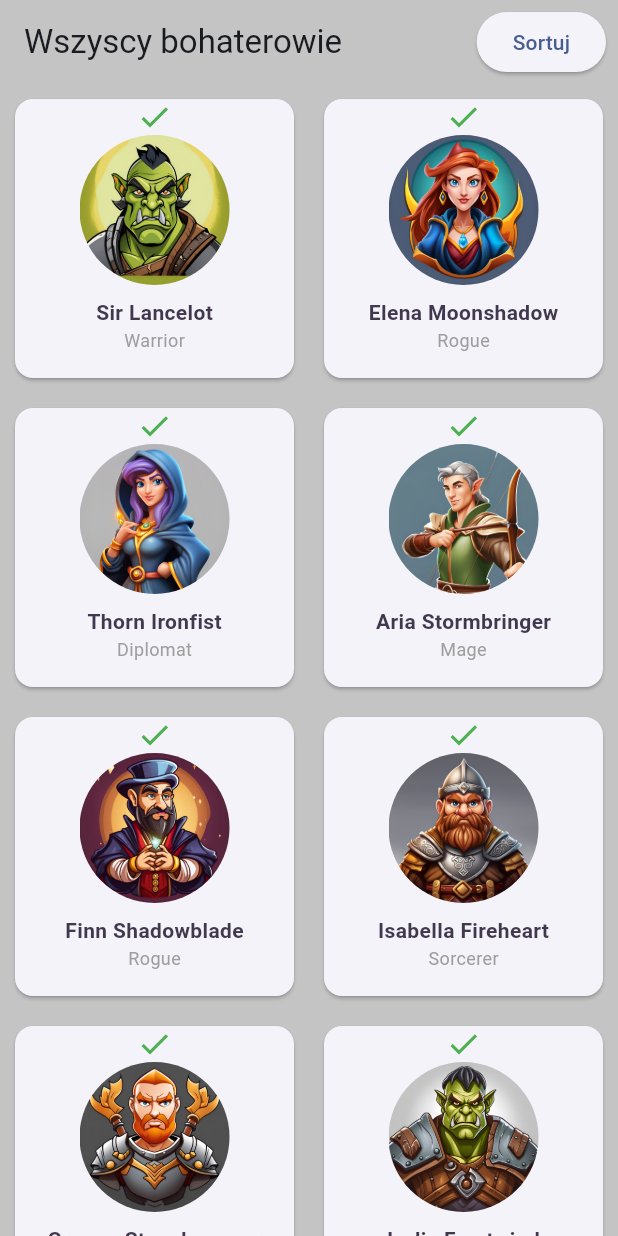
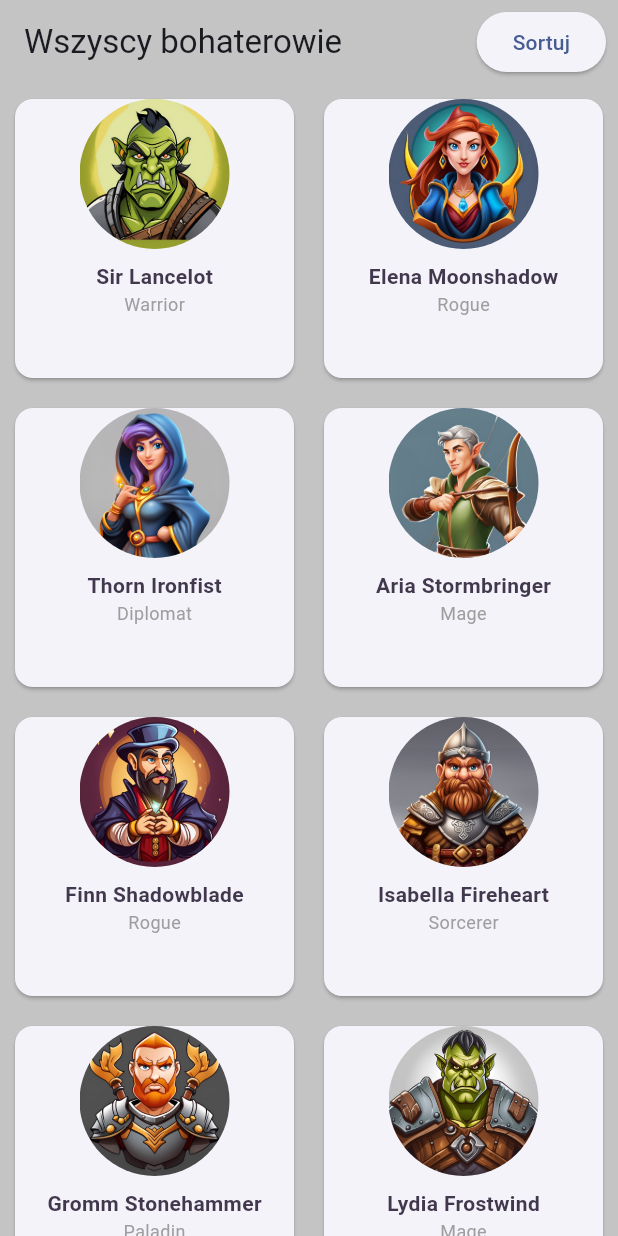
Before and after one commit to ihashand/Idle_Tavern_Rpg, a Flutter app: the HeroesScreen screen opened directly, on a phone screen of 412 x 824 dp. Run offline on Flutter 3.47's test engine with Material 2 defaults, Android fonts, the phone set to English and light mode, and no system bars; our stand-ins replace audioplayers, easy_localization, firebase_core, go_router, google_mobile_ads, in_app_purchase and 1 more; missing offline and left inert: games_services; accounts and stored records are empty.

Commit message:
fix expeditions_screen.dart

```diff
--- a/lib/src/playable_screens/expeditions_screen.dart
+++ b/lib/src/playable_screens/expeditions_screen.dart
@@ -736,14 +736,6 @@ class _HeroesScreenState extends State<HeroesScreen> {
       margin: EdgeInsets.all(10.0),
       child: Column(
         children: [
-          Positioned(
-            right: 200.0, // Przesunięcie ikony dostępności na lewo
-            top: 10.0,
-            child: Icon(
-              isOnExpedition ? Icons.close : Icons.check,
-              color: isOnExpedition ? Colors.red : Colors.green,
-            ),
-          ),
           GestureDetector(
             onTap: () {
               Navigator.push(
```
